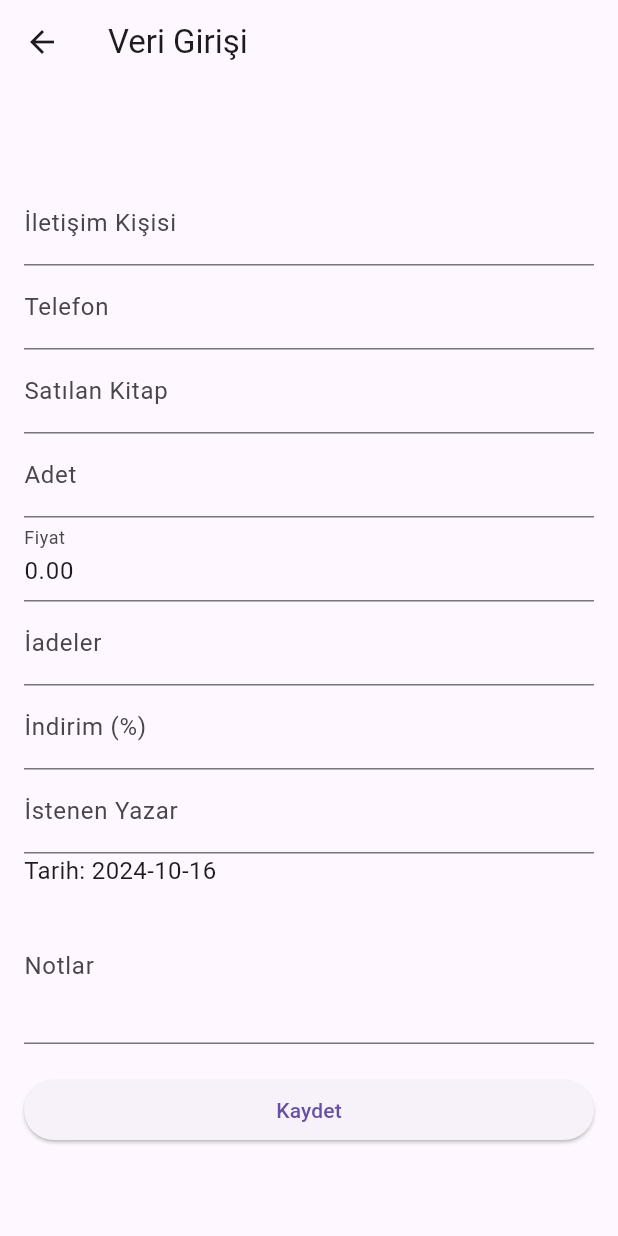
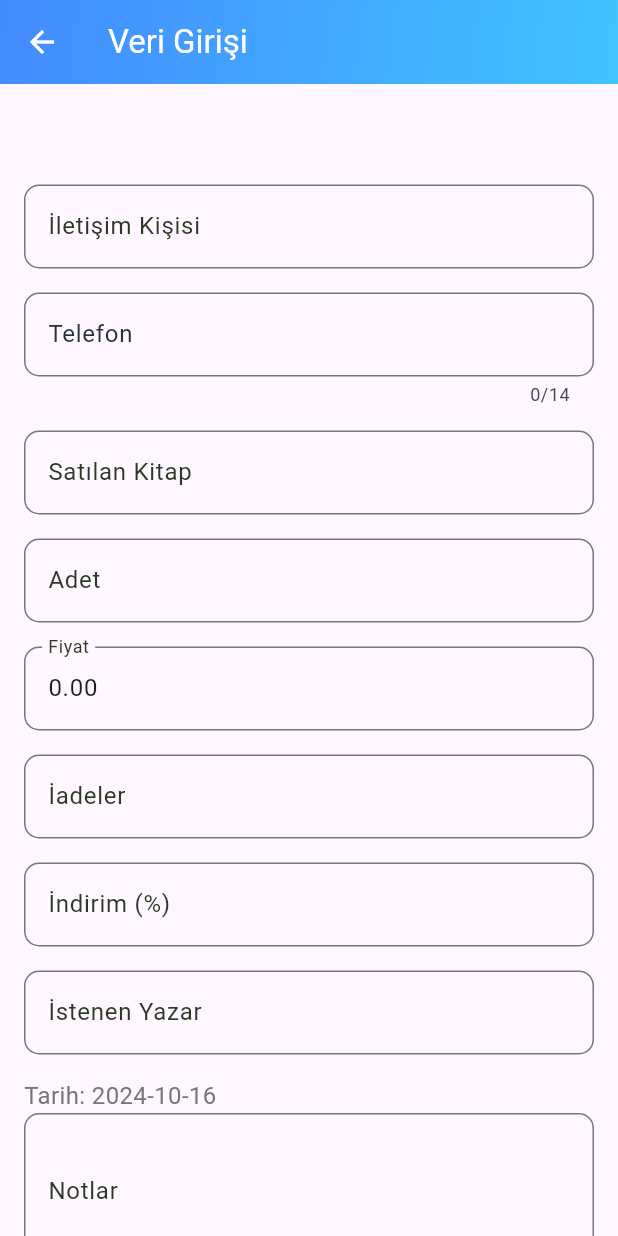
Before and after one commit to efkanbakanay/alba_kitap, a Flutter app: the SalesPage screen opened directly with empty values, on a phone screen of 412 x 824 dp. Run offline on Flutter 3.47's test engine with Material 3 defaults, Android fonts, the phone set to English and light mode, and no system bars; our stand-ins replace flutter_masked_text2, get; network calls fail.

Commit message:
verileri görme ve güncelleme işlemi ve tasarımsal güncellemeler yapıldı.

```diff
--- a/lib/models/sales_model.dart
+++ b/lib/models/sales_model.dart
@@ -1,4 +1,5 @@
 class Sales {
+  final int? id;  // id opsiyonel hale getirildi
   final int schoolId;
   final String contactPerson;
   final String phone;
@@ -13,6 +14,7 @@ class Sales {
   final String notes;
 
   Sales({
+    this.id,  // id opsiyonel
     required this.schoolId,
     required this.contactPerson,
     required this.phone,
@@ -23,12 +25,13 @@ class Sales {
     this.discountPercentage,
     required this.desiredAuthor,
     required this.eventDate,
-    this.totalPrice, // required kaldırıldı
+    this.totalPrice,
     required this.notes,
   });
 
   factory Sales.fromJson(Map<String, dynamic> json) {
     return Sales(
+      id: json['id'],  // Eğer json'da id yoksa null olabilir
       schoolId: json['school_id'],
       contactPerson: json['contact_person'],
       phone: json['phone'],
@@ -59,15 +62,20 @@ Map<String, dynamic> toJson() {
       'notes': notes,
     };
 
-  // Eğer total_price null değilse JSON'a ekliyoruz
+    // Eğer id null değilse JSON'a ekliyoruz
+    if (id != null) {
+      data['id'] = id;
+    }
+
     if (totalPrice != null) {
       data['total_price'] = totalPrice;
     }
+
     return data;
   }
 
   @override
   String toString() {
-    return 'Sales(schoolId: $schoolId, contactPerson: $contactPerson, phone: $phone, soldBook: $soldBook, quantity: $quantity, price: $price, returns: $returns, discountPercentage: $discountPercentage, desiredAuthor: $desiredAuthor, eventDate: $eventDate, totalPrice: $totalPrice, notes: $notes)';
+    return 'Sales(id: $id, schoolId: $schoolId, contactPerson: $contactPerson, phone: $phone, soldBook: $soldBook, quantity: $quantity, price: $price, returns: $returns, discountPercentage: $discountPercentage, desiredAuthor: $desiredAuthor, eventDate: $eventDate, totalPrice: $totalPrice, notes: $notes)';
   }
 }
--- a/lib/pages/sales_page.dart
+++ b/lib/pages/sales_page.dart
@@ -1,15 +1,15 @@
 import 'package:flutter/material.dart';
 import 'package:get/get.dart';
-import 'package:intl/intl.dart'; // Tarih formatı için
-import 'package:flutter_masked_text2/flutter_masked_text2.dart'; // Maskeleme için
-import 'package:flutter/services.dart'; // inputFormatter için
+import 'package:intl/intl.dart';
+import 'package:flutter_masked_text2/flutter_masked_text2.dart';
+import 'package:flutter/services.dart';
 import '../controllers/sales_controller.dart';
 import '../models/sales_model.dart';
 
 class SalesPage extends StatefulWidget {
   final int schoolId;
-  final String schoolName; // Okul adı parametresi
-  final Sales? sales; // Var olan veri için Sales nesnesi
+  final String schoolName;
+  final Sales? sales;
 
   SalesPage({required this.schoolId, required this.schoolName, this.sales});
 
@@ -18,14 +18,13 @@ class SalesPage extends StatefulWidget {
 }
 
 class _SalesPageState extends State<SalesPage> {
+   int? saleId = 0;
   final SalesController controller = Get.put(SalesController());
   final _formKey = GlobalKey<FormState>();
 
-  // Masked Controllers
   late final MoneyMaskedTextController _priceController;
   late final MaskedTextController _phoneController;
 
-  // Diğer controllerlar
   final TextEditingController _contactPersonController = TextEditingController();
   final TextEditingController _soldBookController = TextEditingController();
   final TextEditingController _quantityController = TextEditingController();
@@ -34,14 +33,13 @@ class _SalesPageState extends State<SalesPage> {
   final TextEditingController _desiredAuthorController = TextEditingController();
   final TextEditingController _notesController = TextEditingController();
 
-  String _eventDate = DateFormat('yyyy-MM-dd').format(DateTime.now()); // Günün tarihini alıyoruz
+  String _eventDate = DateFormat('yyyy-MM-dd').format(DateTime.now());
 
   @override
   void initState() {
     super.initState();
-
-    // Eğer mevcut bir sales verisi varsa formlar dolduruluyor
     if (widget.sales != null) {
+      saleId = widget.sales?.id;
       _contactPersonController.text = widget.sales!.contactPerson;
       _phoneController = MaskedTextController(mask: '0000 000 00 00', text: widget.sales!.phone);
       _soldBookController.text = widget.sales!.soldBook;
@@ -62,31 +60,37 @@ class _SalesPageState extends State<SalesPage> {
   Widget build(BuildContext context) {
     return Scaffold(
       appBar: AppBar(
-        title: Text(widget.sales != null ? 'Veri Güncelleme' : 'Veri Girişi'),
+        title: Text(widget.sales != null ? 'Veri Güncelleme' : 'Veri Girişi',style: TextStyle(color: Colors.white)),
         leading: IconButton(
-          icon: Icon(Icons.arrow_back),
-          onPressed: () {
-            Navigator.of(context).pop(); // Geri butonu
-          },
+          icon: Icon(Icons.arrow_back, color: Colors.white),
+          onPressed: () => Navigator.of(context).pop(),
+        ),
+        backgroundColor: Colors.blueGrey[900],
+         flexibleSpace: Container(
+          decoration: BoxDecoration(
+            gradient: LinearGradient(
+              colors: [Colors.blueAccent, Colors.lightBlueAccent],
+              begin: Alignment.topLeft,
+              end: Alignment.bottomRight,
             ),
           ),
-      body: Padding(
+        ),
+        elevation: 0,
+      ),
+      body: SingleChildScrollView(
+        child: Padding(
           padding: const EdgeInsets.all(16.0),
           child: Form(
             key: _formKey,
-          child: ListView(
+            child: Column(
+              crossAxisAlignment: CrossAxisAlignment.stretch,
               children: [
-              // Okul adını formun üstüne ortalayarak yerleştiriyoruz
+                // Okul adı
                 Center(
                   child: Text(
                     widget.schoolName,
-                  style: TextStyle(
-                    fontSize: 20,
-                    fontWeight: FontWeight.bold,
-                  ),
+                    style: TextStyle(fontSize: 22, fontWeight: FontWeight.bold, color: Colors.blueGrey[900]),
                     textAlign: TextAlign.center,
-                  maxLines: 2,
-                  overflow: TextOverflow.visible,
                   ),
                 ),
                 SizedBox(height: 20),
@@ -94,85 +98,108 @@ class _SalesPageState extends State<SalesPage> {
                 // İletişim Kişisi
                 _buildTextField(_contactPersonController, 'İletişim Kişisi', 'Lütfen bir isim giriniz'),
 
-              // Telefon Numarası (Masked) + Placeholder
-              TextFormField(
-                controller: _phoneController,
-                keyboardType: TextInputType.phone,
-                decoration: InputDecoration(
-                  labelText: 'Telefon',
-                  hintText: '0544 444 44 44', // Placeholder
-                ),
-                validator: (value) {
-                  if (value == null || value.isEmpty) {
-                    return 'Lütfen bir telefon numarası giriniz';
-                  }
-                  if (value.length != 14) { // Maskeleme ile 14 karakter kontrolü
-                    return 'Geçerli bir telefon numarası girin';
-                  }
-                  return null;
-                },
-              ),
+                // Telefon
+                _buildMaskedTextField(_phoneController, 'Telefon', '0544 444 44 44', 14),
 
                 // Satılan Kitap
                 _buildTextField(_soldBookController, 'Satılan Kitap', 'Lütfen satılan kitabı giriniz'),
 
-              // Miktar (Sadece Sayısal Giriş)
-              _buildTextField(
-                _quantityController,
-                'Adet',
-                'Lütfen miktar giriniz',
-                isNumeric: true,
-                inputFormatters: [FilteringTextInputFormatter.digitsOnly], // Sadece sayısal giriş
-              ),
+                // Miktar
+                _buildTextField(_quantityController, 'Adet', 'Lütfen miktar giriniz', isNumeric: true),
 
-              // Fiyat (Masked for currency) + Placeholder
-              TextFormField(
-                controller: _priceController,
-                keyboardType: TextInputType.number,
-                decoration: InputDecoration(
-                  labelText: 'Fiyat',
-                  hintText: '0.00', // Placeholder
-                ),
-                validator: (value) {
-                  if (value == null || value.isEmpty) {
-                    return 'Lütfen fiyat giriniz';
-                  }
-                  return null;
-                },
-              ),
+                // Fiyat
+                _buildTextField(_priceController, 'Fiyat', 'Lütfen fiyat giriniz', isNumeric: true),
 
-              // İadeler (Sadece Sayısal Giriş)
-              _buildTextField(
-                _returnsController,
-                'İadeler',
-                null,
-                isNumeric: true,
-                inputFormatters: [FilteringTextInputFormatter.digitsOnly],
-              ),
+                // İadeler
+                _buildTextField(_returnsController, 'İadeler', null, isNumeric: true),
 
-              // İndirim (%) (Sadece Sayısal Giriş)
-              _buildTextField(
-                _discountController,
-                'İndirim (%)',
-                null,
-                isNumeric: true,
-                inputFormatters: [FilteringTextInputFormatter.digitsOnly],
-              ),
+                // İndirim (%)
+                _buildTextField(_discountController, 'İndirim (%)', null, isNumeric: true),
 
                 // İstenen Yazar
                 _buildTextField(_desiredAuthorController, 'İstenen Yazar', 'Lütfen yazar ismi giriniz'),
 
                 // Tarih
-              Text('Tarih: $_eventDate', style: TextStyle(fontSize: 16)),
+                Text('Tarih: $_eventDate', style: TextStyle(fontSize: 16, color: Colors.grey[600])),
 
                 // Notlar
                 _buildTextField(_notesController, 'Notlar', null, maxLines: 3),
 
                 SizedBox(height: 20),
 
-              // Kaydet veya Güncelle Butonu
+                // Kaydet/Güncelle butonu
                 ElevatedButton(
-                onPressed: () {
+                  onPressed: _onSubmit,
+                  style: ElevatedButton.styleFrom(
+                    backgroundColor: Color(0xFF4CAF50),
+                    padding: EdgeInsets.symmetric(vertical: 16),
+                  ),
+                  child: Text(
+                    widget.sales == null ? 'Kaydet' : 'Güncelle',
+                    style: TextStyle(fontSize: 18, color: Colors.white),
+                  ),
+                ),
+              ],
+            ),
+          ),
+        ),
+      ),
+    );
+  }
+
+  Widget _buildTextField(TextEditingController controller, String label, String? validationMessage,
+      {bool isNumeric = false, int maxLines = 1}) {
+    return Padding(
+      padding: const EdgeInsets.only(bottom: 16.0),
+      child: TextFormField(
+        controller: controller,
+        keyboardType: isNumeric ? TextInputType.number : TextInputType.text,
+        validator: (value) {
+          if (value == null || value.isEmpty) {
+            return validationMessage;
+          }
+          return null;
+        },
+        maxLines: maxLines,
+        decoration: InputDecoration(
+          labelText: label,
+          labelStyle: TextStyle(color: const Color.fromARGB(255, 43, 56, 38)),
+          border: OutlineInputBorder(
+            borderRadius: BorderRadius.circular(10),
+          ),
+          focusedBorder: OutlineInputBorder(
+            borderRadius: BorderRadius.circular(10),
+            borderSide: BorderSide(color: Colors.blueGrey.shade900),
+          ),
+        ),
+      ),
+    );
+  }
+
+  Widget _buildMaskedTextField(MaskedTextController controller, String label, String placeholder, int maxLength) {
+    return Padding(
+      padding: const EdgeInsets.only(bottom: 16.0),
+      child: TextFormField(
+        controller: controller,
+        keyboardType: TextInputType.phone,
+        maxLength: maxLength,
+        decoration: InputDecoration(
+          labelText: label,
+          hintText: placeholder,
+          labelStyle: TextStyle(color: Colors.blueGrey[900]),
+          border: OutlineInputBorder(
+            borderRadius: BorderRadius.circular(10),
+          ),
+          focusedBorder: OutlineInputBorder(
+            borderRadius: BorderRadius.circular(10),
+            borderSide: BorderSide(color: Colors.blueGrey.shade900),
+          ),
+        ),
+      ),
+    );
+  }
+
+  void _onSubmit() {
     if (_formKey.currentState!.validate()) {
       Sales salesEntry = Sales(
         schoolId: widget.schoolId,
@@ -189,48 +216,23 @@ class _SalesPageState extends State<SalesPage> {
       );
 
       if (widget.sales == null) {
-                      // Yeni veri ekleme işlemi
         controller.apiService.addSale(salesEntry);
         Get.snackbar("Başarılı", "Veri başarıyla kaydedildi.",
           snackPosition: SnackPosition.BOTTOM,
           backgroundColor: Colors.green,
-                        colorText: Colors.white,);
+          colorText: Colors.white,
+        );
       } else {
         // Güncelleme işlemi
-                      //controller.apiService.updateSale(salesEntry); // Güncelleme için servis çağrısı
+        controller.apiService.updateSale(salesEntry,saleId ?? 0);
         Get.snackbar("Başarılı", "Veri başarıyla güncellendi.",
           snackPosition: SnackPosition.BOTTOM,
           backgroundColor: Colors.green,
-                        colorText: Colors.white,);
-                    }
-
-                    Navigator.of(context).pop(); // İşlem bitince geri dön
-                  }
-                },
-                child: Text(widget.sales == null ? 'Kaydet' : 'Güncelle'), // Buton yazısı duruma göre değişiyor
-              ),
-            ],
-          ),
-        ),
-      ),
+          colorText: Colors.white,
         );
       }
 
-  // Giriş alanı oluşturan yardımcı fonksiyon
-  Widget _buildTextField(TextEditingController controller, String label, String? validationMessage,
-      {bool isNumeric = false, List<TextInputFormatter>? inputFormatters, int maxLines = 1}) {
-    return TextFormField(
-      controller: controller,
-      keyboardType: isNumeric ? TextInputType.number : TextInputType.text,
-      inputFormatters: inputFormatters, // Yalnızca belirli formatları kabul etmek için
-      validator: (value) {
-        if (value == null || value.isEmpty) {
-          return validationMessage;
-        }
-        return null;
-      },
-      maxLines: maxLines,
-      decoration: InputDecoration(labelText: label),
-    );
+      Navigator.of(context).pop();
     }
   }
+}
```
Also changed, not shown: lib/pages/home_page.dart (+63 -22 lines), lib/services/api_service.dart (+17 -0 lines), lib/widgets/okul_list_item.dart (+115 -65 lines). Lines whose indentation alone changed are shown as unchanged.
